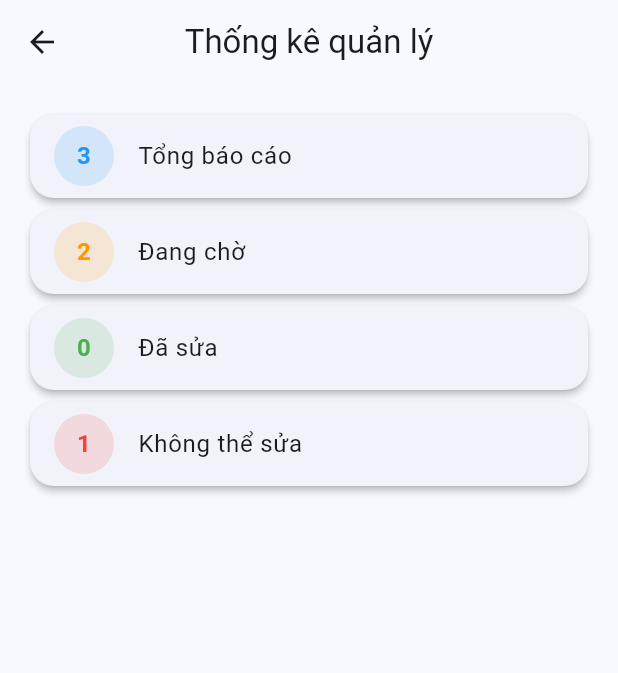
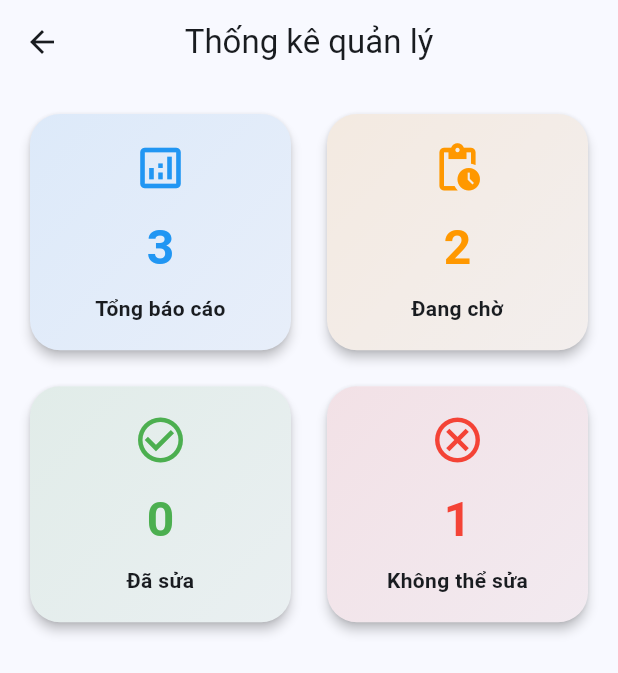
Before and after one commit to MinhSimpRaiden/FacilityReportApp, a Flutter app: the ManagerDashboardScreen screen opened directly, on a phone screen of 412 x 824 dp. Shown: the top 673 px of the screen. Run offline on Flutter 3.47's test engine with Material 3 defaults, Android fonts, the phone set to English and light mode, and no system bars; our stand-ins replace cloud_firestore, firebase_core, firebase_messaging, flutter_local_notifications, shared_preferences; accounts and stored records are empty; network calls fail.

Commit message:
UI: Redesign manager dashboard with grid view and modern cards

```diff
--- a/lib/screens/manager/manager_dashboard_screen.dart
+++ b/lib/screens/manager/manager_dashboard_screen.dart
@@ -14,27 +14,35 @@ class ManagerDashboardScreen extends StatelessWidget {
       appBar: AppBar(title: const Text('Thống kê quản lý')),
       body: Padding(
         padding: const EdgeInsets.all(16),
-        child: Column(
+        child: GridView.count(
+          crossAxisCount: 2,
+          crossAxisSpacing: 16,
+          mainAxisSpacing: 16,
+          childAspectRatio: 1.1,
           children: [
             _StatTile(
               label: 'Tổng báo cáo',
               value: reportProvider.totalCount.toString(),
               color: Colors.blue,
+              icon: Icons.analytics_outlined,
             ),
             _StatTile(
               label: 'Đang chờ',
               value: reportProvider.pendingCount.toString(),
               color: Colors.orange,
+              icon: Icons.pending_actions,
             ),
             _StatTile(
               label: 'Đã sửa',
               value: reportProvider.fixedCount.toString(),
               color: Colors.green,
+              icon: Icons.check_circle_outline,
             ),
             _StatTile(
               label: 'Không thể sửa',
               value: reportProvider.unableToFixCount.toString(),
               color: Colors.red,
+              icon: Icons.cancel_outlined,
             ),
           ],
         ),
@@ -48,24 +56,56 @@ class _StatTile extends StatelessWidget {
     required this.label,
     required this.value,
     required this.color,
+    required this.icon,
   });
 
   final String label;
   final String value;
   final Color color;
+  final IconData icon;
 
   @override
   Widget build(BuildContext context) {
     return Card(
-      child: ListTile(
-        leading: CircleAvatar(
-          backgroundColor: color.withValues(alpha: 0.15),
-          child: Text(
-            value,
-            style: TextStyle(color: color, fontWeight: FontWeight.bold),
+      elevation: 3,
+      shape: RoundedRectangleBorder(borderRadius: BorderRadius.circular(20)),
+      child: Container(
+        decoration: BoxDecoration(
+          borderRadius: BorderRadius.circular(20),
+          gradient: LinearGradient(
+            begin: Alignment.topLeft,
+            end: Alignment.bottomRight,
+            colors: [
+              color.withValues(alpha: 0.1),
+              color.withValues(alpha: 0.05),
+            ],
           ),
         ),
-        title: Text(label),
+        padding: const EdgeInsets.all(16),
+        child: Column(
+          mainAxisAlignment: MainAxisAlignment.center,
+          children: [
+            Icon(icon, size: 36, color: color),
+            const SizedBox(height: 12),
+            Text(
+              value,
+              style: TextStyle(
+                fontSize: 32,
+                fontWeight: FontWeight.bold,
+                color: color,
+              ),
+            ),
+            const SizedBox(height: 8),
+            Text(
+              label,
+              textAlign: TextAlign.center,
+              style: const TextStyle(
+                fontSize: 14,
+                fontWeight: FontWeight.w600,
+              ),
+            ),
+          ],
+        ),
       ),
     );
   }
```
